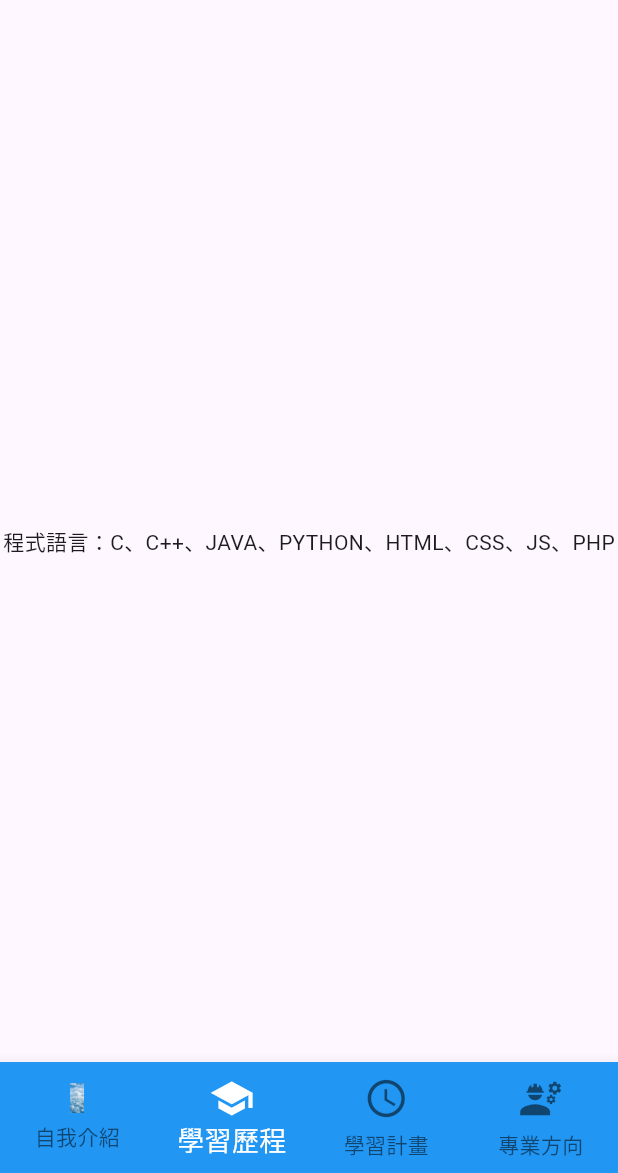
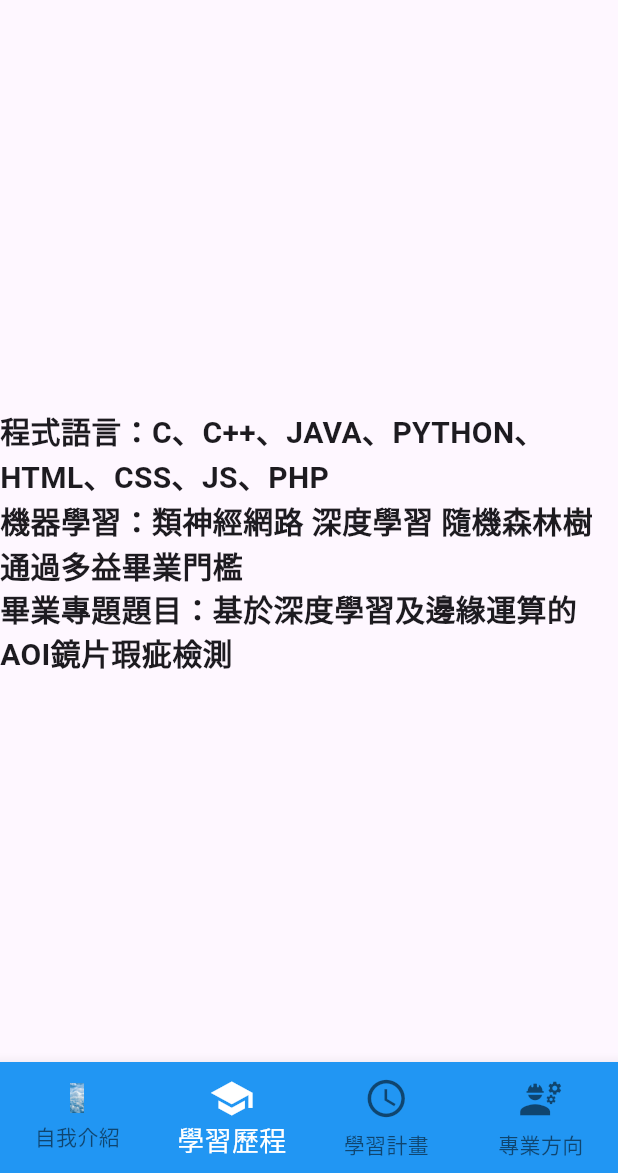
Before and after one commit to AndyLin0426/autobiography, a Flutter app: the screen it shows after launch, item 2 of the bottom bar chosen, on a phone screen of 412 x 824 dp, the part 63-1236 px from its top. Run offline on Flutter 3.47's test engine with Material 3 defaults, Android fonts, the phone set to English and light mode, and no system bars; our stand-ins replace audioplayers.

Commit message:
修正程式碼
修正完成

```diff
--- a/1121Autobiography-C110151144/lib/main.dart
+++ b/1121Autobiography-C110151144/lib/main.dart
@@ -153,7 +153,7 @@ class screen2 extends StatelessWidget {
   @override
   Widget build(BuildContext context) {
     return Center(
-      child: Container(child: Text('程式語言：C、C++、JAVA、PYTHON、HTML、CSS、JS、PHP'),
+      child: Container(child: Text('程式語言：C、C++、JAVA、PYTHON、HTML、CSS、JS、PHP\n機器學習：類神經網路 深度學習 隨機森林樹\n通過多益畢業門檻\n畢業專題題目：基於深度學習及邊緣運算的AOI鏡片瑕疵檢測',style: TextStyle(fontSize: 20, fontWeight: FontWeight.bold))
       ),
     );
   }
@@ -267,7 +267,7 @@ class screen4 extends StatelessWidget {
   @override
   Widget build(BuildContext context) {
     return Center(
-      child: Container(child: Text('前後端網頁程式設計、機器學習'),
+      child: Container(child: Text('前後端網頁程式設計、機器學習\nAOI自動光學檢測\n邊緣運算\n影像辨識',style: TextStyle(fontSize: 24, fontWeight: FontWeight.bold)),
       ),
     );
   }
```
